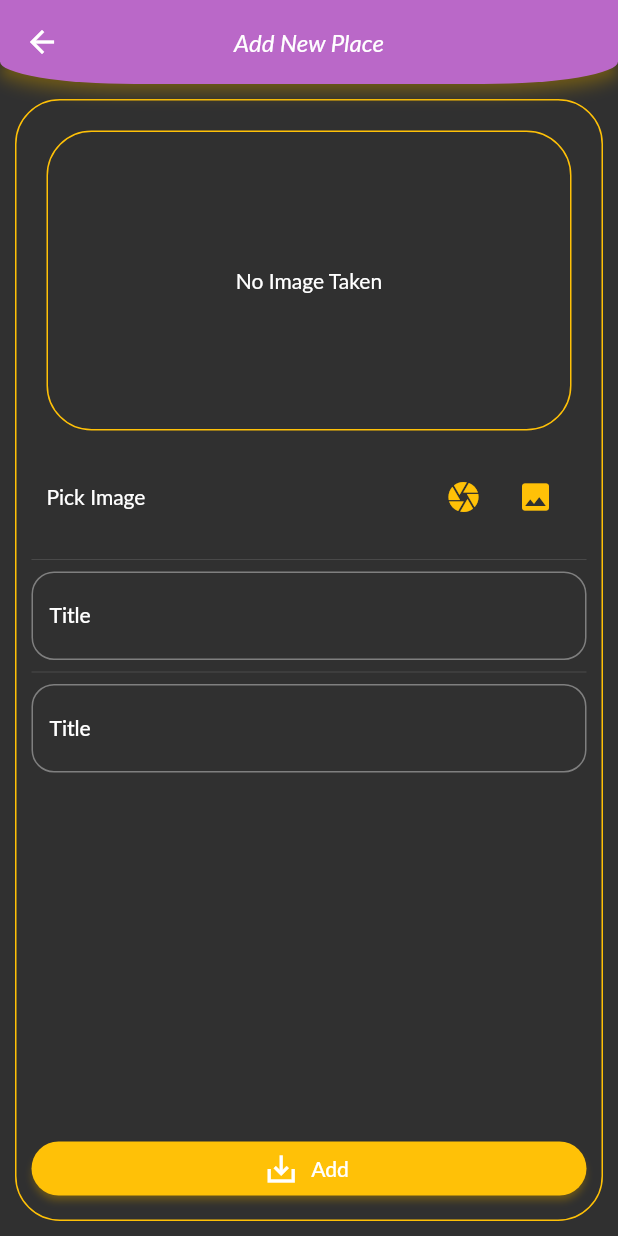
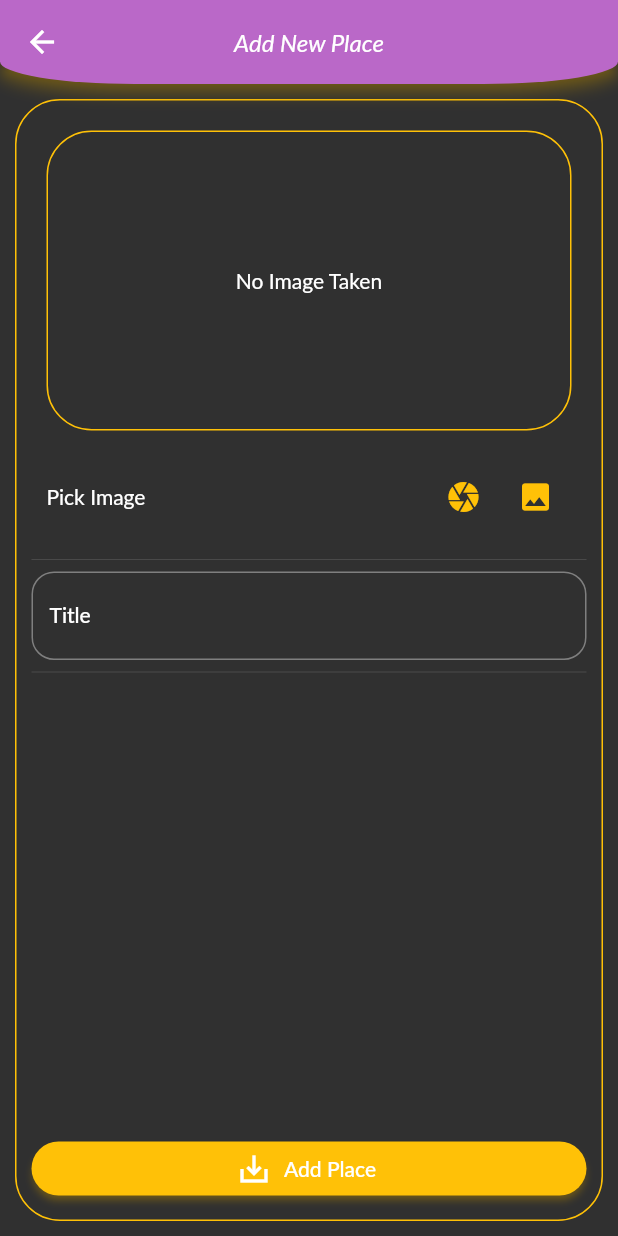
Before and after one commit to RishabhSaini619/up_005_travellingapp, a Flutter app: the AddPlaceScreen screen opened by its route, after a tap on the "image" icon, on a phone screen of 412 x 824 dp. Run offline on Flutter 3.47's test engine with Material 2 defaults, Android fonts, the phone set to English and light mode, and no system bars; our stand-ins replace image_picker; Roboto replaces fonts that are missing (Lato).

Commit message:
Storing the Image on the Filesystem in the Device & Managing Data & Images via the Provider Package

```diff
--- a/lib/models/model_place.dart
+++ b/lib/models/model_place.dart
@@ -1,15 +1,16 @@
 import 'dart:io';
+
 
 class PlaceModel {
   final String placeId;
   final String placeName;
-  final Location placeLocation;
+  // final Location placeLocation;
   final File placeImage;
 
   PlaceModel({
     required this.placeId,
     required this.placeName,
-    required this.placeLocation,
+    // required this.placeLocation,
     required this.placeImage,
   });
 }
--- a/lib/providers/provider_place.dart
+++ b/lib/providers/provider_place.dart
@@ -1,10 +1,38 @@
+import 'dart:io';
 import 'package:flutter/foundation.dart';
-
 import '../models/model_place.dart';
 
 class PlaceProvider with ChangeNotifier {
-  final List<PlaceModel> _items = [];
+  final List<PlaceModel> _items = [
+    PlaceModel(
+      placeId: DateTime.now().toString(),
+      placeName: 'test',
+      placeImage: File(''),
+    ),
+    PlaceModel(
+      placeId: DateTime.now().toString(),
+      placeName: 'test2',
+      placeImage: File(''),
+    ),
+    PlaceModel(
+      placeId: DateTime.now().toString(),
+      placeName: 'test3',
+      placeImage: File(''),
+    ),
+  ];
+
   List<PlaceModel> get items {
     return [..._items];
   }
+
+  void addPlace(String newPlaceTitle, File newPlaceImage) {
+    final newPlace = PlaceModel(
+      placeId: DateTime.now().toString(),
+      placeName: newPlaceTitle,
+      // placeLocation: newPlaceLocation,
+      placeImage: newPlaceImage,
+    );
+    _items.add(newPlace);
+    notifyListeners();
+  }
 }
--- a/lib/screen/screen_add_place.dart
+++ b/lib/screen/screen_add_place.dart
@@ -1,5 +1,8 @@
+import 'dart:io';
+
 import 'package:flutter/material.dart';
-
+import 'package:provider/provider.dart';
+import '../providers/provider_place.dart';
 import '../widgets/widget_image_getter.dart';
 
 class AddPlaceScreen extends StatefulWidget {
@@ -14,17 +17,40 @@ class AddPlaceScreen extends StatefulWidget {
 class _AddPlaceScreenState extends State<AddPlaceScreen>
     with SingleTickerProviderStateMixin {
   final newPlaceTitleController = TextEditingController();
-  late AnimationController _controller;
+  // final newPlaceLocationController = TextEditingController();
+
+  late AnimationController newPlaceController;
+
+   late File _pickedImage;
+
+  void _selectedImage(File pickedImageFile) {
+    _pickedImage = pickedImageFile;
+  }
+
+  void _savePlaceButtonFunction() {
+    if (newPlaceTitleController.text.isEmpty) {
+      return;
+    }
+    Provider.of<PlaceProvider>(
+      context,
+      listen: false,
+    ).addPlace(
+      newPlaceTitleController.text,
+      _pickedImage,
+    );
+    Navigator.of(context).pop();
+  }
 
   @override
   void initState() {
+    _pickedImage = File('');
     super.initState();
-    _controller = AnimationController(vsync: this);
+    newPlaceController = AnimationController(vsync: this);
   }
 
   @override
   void dispose() {
-    _controller.dispose();
+    newPlaceController.dispose();
     super.dispose();
   }
 
@@ -55,7 +81,7 @@ class _AddPlaceScreenState extends State<AddPlaceScreen>
                   padding: const EdgeInsets.all(10.0),
                   child: Column(
                     children: [
-                      const ImageGetterWidget(),
+                      ImageGetterWidget(_selectedImage),
                       const Divider(),
                       TextField(
                         decoration: InputDecoration(
@@ -76,24 +102,24 @@ class _AddPlaceScreenState extends State<AddPlaceScreen>
                         controller: newPlaceTitleController,
                       ),
                       const Divider(),
-                      TextField(
-                        decoration: InputDecoration(
-                          border: OutlineInputBorder(
-                            borderRadius: BorderRadius.circular(15),
-                            borderSide: BorderSide(
-                              color: Theme.of(context).colorScheme.primary,
-                            ),
-                          ),
-                          // icon: Icon(Icons.abc_sharp),
-                          labelText: "Title ",
-                          labelStyle: Theme.of(context).textTheme.bodyLarge,
-                          hintText: "Product Title ",
-                          hintStyle: Theme.of(context).textTheme.bodyMedium,
-                        ),
-                        textInputAction: TextInputAction.next,
-                        keyboardType: TextInputType.text,
-                        controller: newPlaceTitleController,
-                      ),
+                      // TextField(
+                      //   decoration: InputDecoration(
+                      //     border: OutlineInputBorder(
+                      //       borderRadius: BorderRadius.circular(15),
+                      //       borderSide: BorderSide(
+                      //         color: Theme.of(context).colorScheme.primary,
+                      //       ),
+                      //     ),
+                      //     // icon: Icon(Icons.abc_sharp),
+                      //     labelText: "Location ",
+                      //     labelStyle: Theme.of(context).textTheme.bodyLarge,
+                      //     hintText: "Product Location ",
+                      //     hintStyle: Theme.of(context).textTheme.bodyMedium,
+                      //   ),
+                      //   textInputAction: TextInputAction.next,
+                      //   keyboardType: TextInputType.text,
+                      //   controller: newPlaceLocationController,
+                      // ),
                     ],
                   ),
                 ),
@@ -107,10 +133,10 @@ class _AddPlaceScreenState extends State<AddPlaceScreen>
                   Icons.save_alt_sharp,
                 ),
                 label: Text(
-                  'Add',
+                  'Add Place',
                   style: Theme.of(context).textTheme.bodyLarge,
                 ),
-                onPressed: () {},
+                onPressed: _savePlaceButtonFunction,
                 style: ElevatedButton.styleFrom(
                     alignment: Alignment.center,
                     shape: RoundedRectangleBorder(
--- a/lib/widgets/widget_image_getter.dart
+++ b/lib/widgets/widget_image_getter.dart
@@ -7,34 +7,58 @@ import 'package:path/path.dart' as path;
 import 'package:path_provider/path_provider.dart' as system_path;
 
 class ImageGetterWidget extends StatefulWidget {
-  const ImageGetterWidget({super.key});
+  final Function onSelectedImage;
+
+  const ImageGetterWidget(this.onSelectedImage);
 
   @override
   State<ImageGetterWidget> createState() => _ImageGetterWidgetState();
 }
 
 class _ImageGetterWidgetState extends State<ImageGetterWidget> {
-  File? storedImage;
-  Future<void> pickImageFromCamera() async {
-    final imageFile = await ImagePicker()
-        .pickImage(source: ImageSource.camera, maxHeight: 195, maxWidth: 345);
+  late File _storedImage;
+
+  bool load = false;
+
+  void _pickImageFromCamera() async {
+    final picker = ImagePicker();
+    final imageFile = await picker.pickImage(
+        source: ImageSource.camera, maxHeight: 195, maxWidth: 345);
+    // if (imageFile == null) {
+    //   return;
+    // }
     setState(() {
-      storedImage = File(imageFile!.path);
+      _storedImage = File(imageFile!.path);
+      load = true;
+    });
+
+    final appDirectory = await system_path.getApplicationDocumentsDirectory();
+    final fileName = path.basename(imageFile!.path);
+    final savedImage = imageFile.saveTo('${appDirectory.path}/$fileName');
+    widget.onSelectedImage(savedImage);
+  }
+
+  void pickImageFromGallery() async {
+    final picker = ImagePicker();
+    final imageFile = await picker.pickImage(
+        source: ImageSource.gallery, maxHeight: 195, maxWidth: 345);
+    if (imageFile == null) {
+      return;
+    }
+    setState(() {
+      _storedImage = File(imageFile.path);
+      load = true;
     });
     final appDirectory = await system_path.getApplicationDocumentsDirectory();
-    final fileName = path.basename(imageFile!.path);
+    final fileName = path.basename(imageFile.path);
     final savedImage = await imageFile.saveTo('${appDirectory.path}/$fileName');
+    widget.onSelectedImage(savedImage);
   }
 
-  Future<void> pickImageFromGallery() async {
-    final imageFile = await ImagePicker()
-        .pickImage(source: ImageSource.gallery, maxHeight: 195, maxWidth: 345);
-    setState(() {
-      storedImage = File(imageFile!.path);
-    });
-    final appDirectory = await system_path.getApplicationDocumentsDirectory();
-    final fileName = path.basename(imageFile!.path);
-    final savedImage = await imageFile.saveTo('${appDirectory.path}/$fileName');
+  @override
+  void initState() {
+    _storedImage = File('');
+    super.initState();
   }
 
   @override
@@ -55,15 +79,19 @@ class _ImageGetterWidgetState extends State<ImageGetterWidget> {
             border: Border.all(
                 color: Theme.of(context).colorScheme.secondary, width: 1),
           ),
-            child: storedImage != null
+          child: load == true
               ? Container(
                   margin: const EdgeInsets.all(5),
                   child: Image.file(
-                      storedImage!,
+                    _storedImage,
                     fit: BoxFit.cover,
                   ),
                 )
-                : const Text('No Image Taken')),
+              : const Text(
+                  'No Image Taken',
+                  textAlign: TextAlign.center,
+                ),
+        ),
         Padding(
           padding: const EdgeInsets.all(10.0),
           child: Row(
@@ -75,7 +103,7 @@ class _ImageGetterWidgetState extends State<ImageGetterWidget> {
               ),
               const Spacer(),
               IconButton(
-                onPressed: pickImageFromCamera,
+                onPressed: _pickImageFromCamera,
                 icon: Icon(
                   Icons.camera,
                   color: Theme.of(context).colorScheme.secondary,
@@ -87,7 +115,7 @@ class _ImageGetterWidgetState extends State<ImageGetterWidget> {
                   Icons.image,
                   color: Theme.of(context).colorScheme.secondary,
                 ),
-              )
+              ),
             ],
           ),
         ),
```
Also changed, not shown: lib/screen/screen_locations_list.dart (+50 -3 lines). Lines whose indentation alone changed are shown as unchanged.
